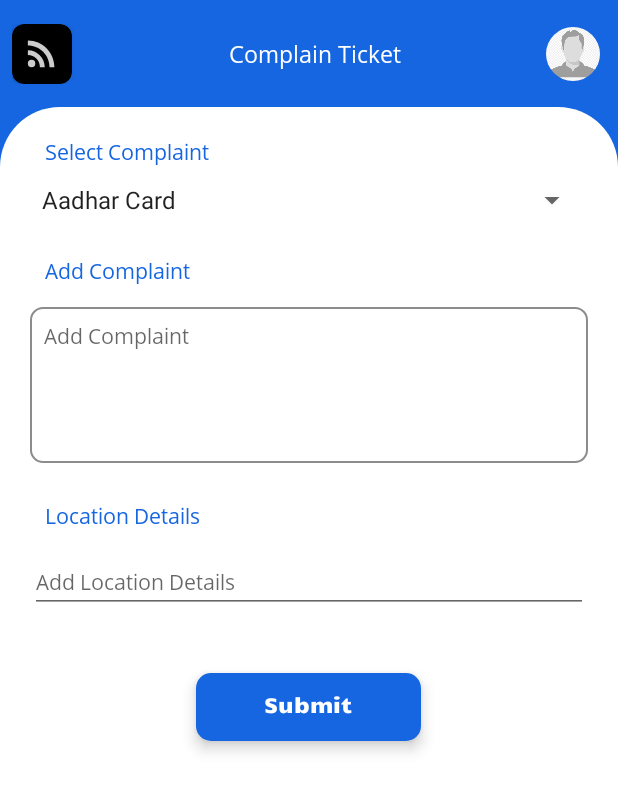
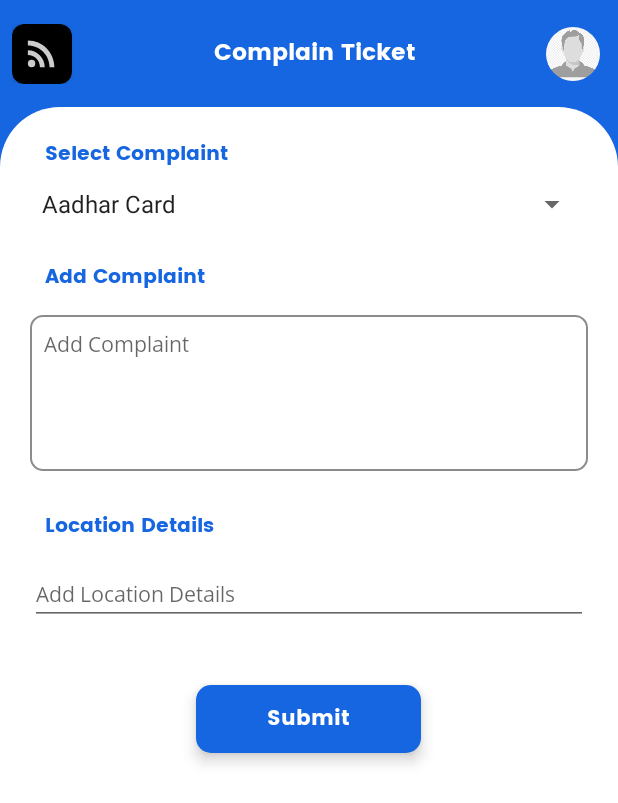
Before and after one commit to minalarora/TransFly, an Android app: the TicketComplaintActivity screen opened directly, with no data from a screen before it, on a phone screen of 412 x 824 dp. Shown: the top 803 px of the screen. Run offline under Robolectric (Android 15) with nearby library versions, the phone set to English and light mode, and no system bars; our stand-ins replace CircleImageView, sdp/ssp sizes.

Commit message:
add work to git part 2

```diff
--- a/app/src/main/res/layout/activity_refer.xml
+++ b/app/src/main/res/layout/activity_refer.xml
@@ -5,7 +5,7 @@
     xmlns:tools="http://schemas.android.com/tools"
     android:layout_width="match_parent"
     android:orientation="vertical"
-    android:background="#f7f7f7"
+    android:background="#eeeeee"
     android:layout_height="match_parent"
     tools:context=".Activty.ReferActivity">
 
--- a/app/src/main/res/layout/activity_ticket_complaint.xml
+++ b/app/src/main/res/layout/activity_ticket_complaint.xml
@@ -36,7 +36,7 @@
             android:layout_centerVertical="true"
             android:layout_centerInParent="true"
             android:layout_toEndOf="@+id/back"
-            android:fontFamily="@font/font_opensans"
+            android:fontFamily="@font/poppinsbold"
             android:text="Complain Ticket"
             android:textColor="@color/white"
             android:textSize="15dp" />
@@ -73,10 +73,10 @@
                 android:layout_height="wrap_content"
                 android:layout_gravity="center_vertical"
                 android:layout_marginStart="10dp"
-                android:fontFamily="@font/font_opensans"
+                android:fontFamily="@font/poppinsbold"
                 android:text="Select Complaint"
                 android:textColor="@color/project_color"
-                android:textSize="14dp" />
+                android:textSize="13dp" />
 
             <androidx.appcompat.widget.AppCompatSpinner
                 android:layout_width="match_parent"
@@ -92,10 +92,10 @@
                 android:layout_gravity="center_vertical"
                 android:layout_marginStart="10dp"
                 android:layout_marginTop="@dimen/_25ssp"
-                android:fontFamily="@font/font_opensans"
+                android:fontFamily="@font/poppinsbold"
                 android:text="Add Complaint"
                 android:textColor="@color/project_color"
-                android:textSize="14dp" />
+                android:textSize="13dp" />
 
             <EditText
                 android:layout_width="match_parent"
@@ -118,10 +118,10 @@
                 android:layout_gravity="center_vertical"
                 android:layout_marginStart="10dp"
                 android:layout_marginTop="@dimen/_25ssp"
-                android:fontFamily="@font/font_opensans"
+                android:fontFamily="@font/poppinsbold"
                 android:text="Location Details"
                 android:textColor="@color/project_color"
-                android:textSize="14dp" />
+                android:textSize="13dp" />
 
             <EditText
                 android:layout_width="match_parent"
@@ -147,7 +147,7 @@
                 android:layout_width="wrap_content"
                 android:layout_height="wrap_content"
                 android:layout_centerInParent="true"
-                android:fontFamily="@font/candal"
+                android:fontFamily="@font/poppinsbold"
                 android:text="Submit"
                 android:textColor="@color/white"
                 android:textSize="14dp" />
```
Also changed, not shown: app/src/main/res/layout/activity_feedback.xml (+5 -6 lines), app/src/main/res/layout/refer_adapter_layout.xml (+8 -8 lines).
